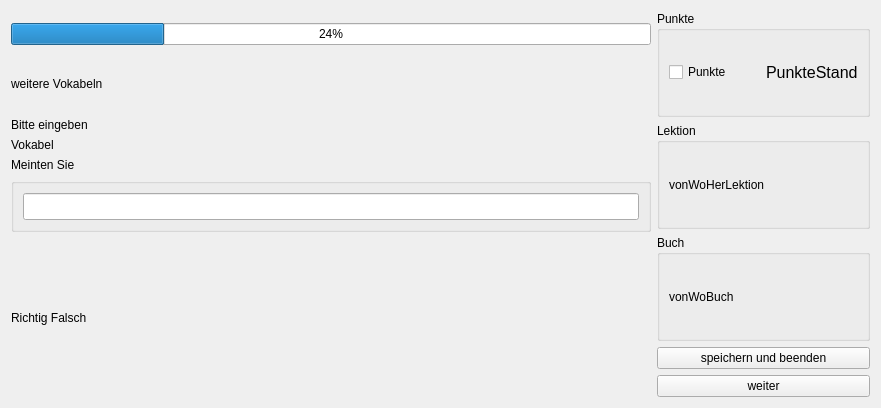
Before: the Qt Designer form UIs/WindowAbfrage.ui in JPaehr/VokabelTrainer, drawn with Qt 5.
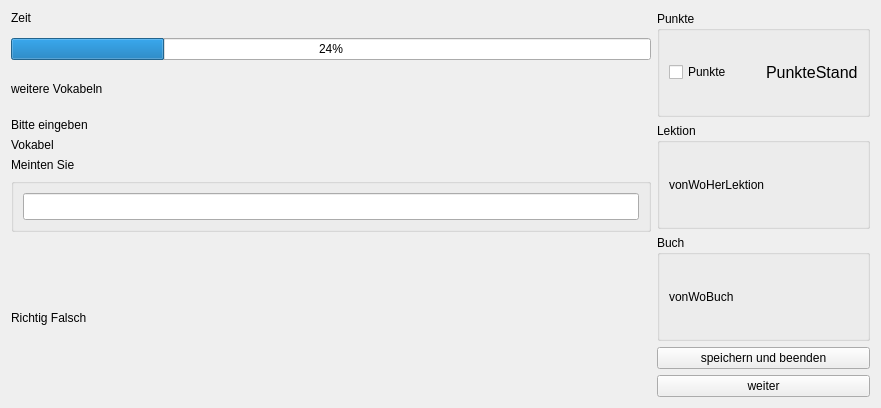
After: the same form once the commit is applied. Custom widgets are drawn as their Qt base class.

```diff
--- a/UIs/WindowAbfrage.ui
+++ b/UIs/WindowAbfrage.ui
@@ -19,7 +19,14 @@
      <item>
       <layout class="QVBoxLayout" name="verticalLayout" stretch="3,0,0,0,0,0,5">
        <item>
-        <layout class="QVBoxLayout" name="verticalLayout_9" stretch="1,1">
+        <layout class="QVBoxLayout" name="verticalLayout_9" stretch="0,1,1">
+         <item>
+          <widget class="QLabel" name="labZeit">
+           <property name="text">
+            <string>Zeit</string>
+           </property>
+          </widget>
+         </item>
          <item>
           <layout class="QVBoxLayout" name="verticalLayout_11">
            <item>
```
